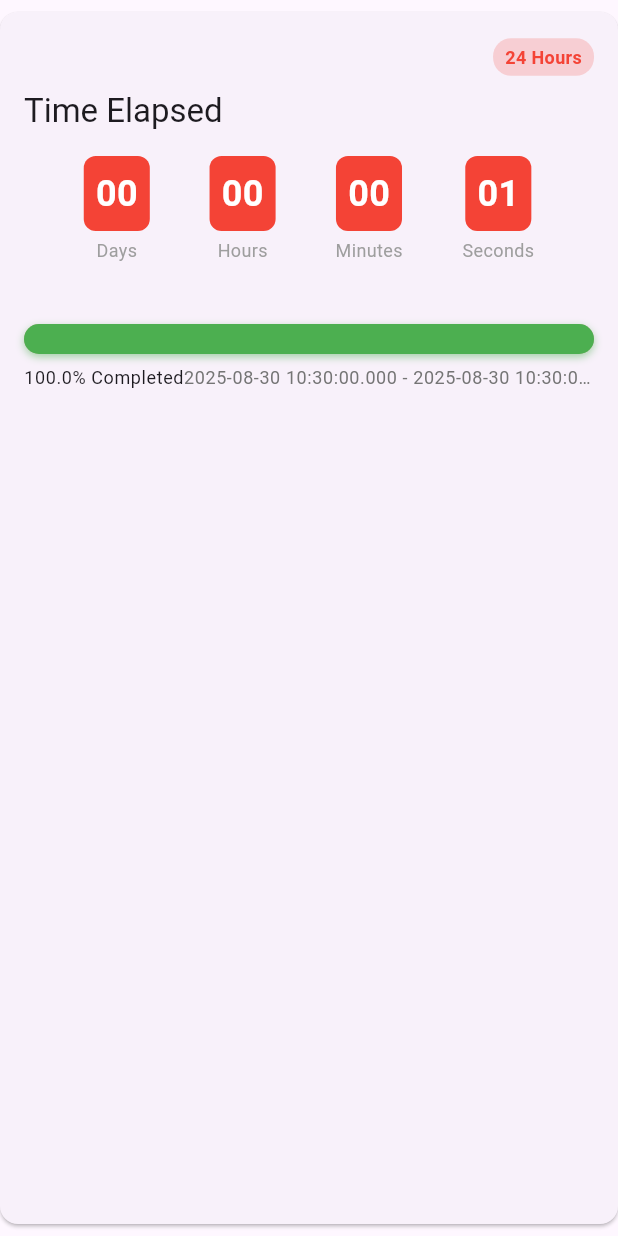
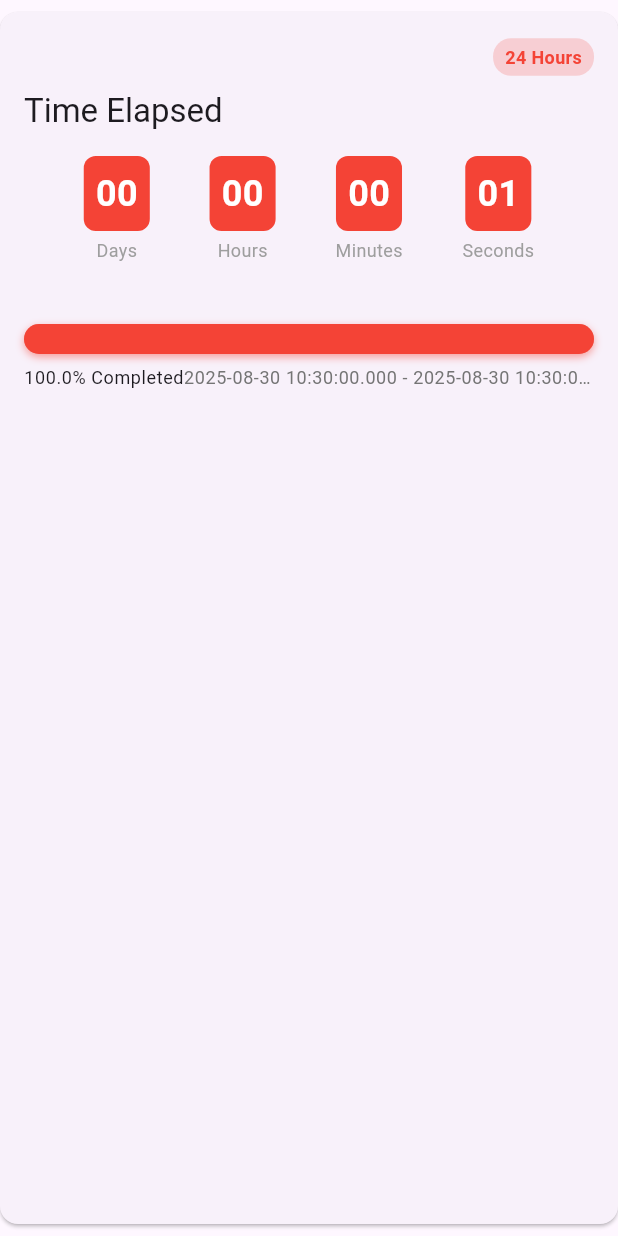
Before and after one commit to tamakooooo/habitbreaker, a Flutter app: the HabitCard widget shown alone on an empty page, opened directly with empty values, on a phone screen of 412 x 824 dp. Run offline on Flutter 3.47's test engine with Material 3 defaults, Android fonts, the phone set to English and light mode, and no system bars; our stand-ins replace equatable, fl_chart, flutter_local_notifications, flutter_riverpod, go_router, hive and 5 more; missing offline and left inert: workmanager; accounts and stored records are empty.

Commit message:
优化进度条颜色逻辑：移除100%时自动变绿的行为
- 修改habit_card.dart中的进度条颜色逻辑
- 确保进度条在100%完成时保持阶段性颜色而不是强制变绿
- 保持不同习惯阶段的颜色一致性（红色24小时，橙色3天，黄色1周，绿色1月，蓝色3月，紫色1年）

```diff
--- a/lib/widgets/habit_card.dart
+++ b/lib/widgets/habit_card.dart
@@ -306,18 +306,13 @@ class _HabitCardState extends State<HabitCard>
                                     : _progressAnimation.value,
                                 child: Container(
                                   decoration: BoxDecoration(
-                                    color: _progressAnimation.value >= 1.0
-                                        ? Colors
-                                              .green // 完成时显示绿色
-                                        : _getStageColor(widget.habit.stage),
+                                    color: _getStageColor(widget.habit.stage),
                                     borderRadius: BorderRadius.circular(10),
                                     boxShadow: [
                                       BoxShadow(
-                                        color: _progressAnimation.value >= 1.0
-                                            ? Colors.green.withValues(alpha: 0.5)
-                                            : _getStageColor(
-                                                widget.habit.stage,
-                                              ).withValues(alpha: 0.5),
+                                        color: _getStageColor(
+                                            widget.habit.stage,
+                                          ).withValues(alpha: 0.5),
                                         blurRadius: 4,
                                         offset: const Offset(0, 2),
                                       ),
```
